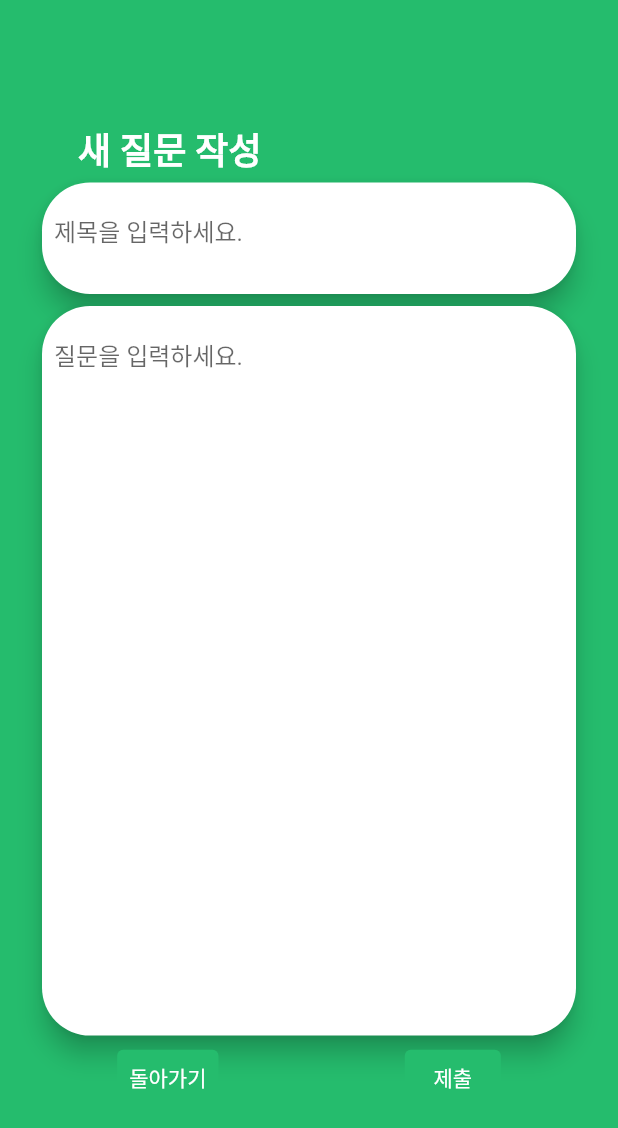
After one commit to adszzz11/Univ-Project-Collection, a Flutter app: the ShowAsk screen opened directly, after a tap on the "add" icon, on a phone screen of 412 x 824 dp. The commit adds this screen. Shown: the top 1128 px of the screen. Run offline on Flutter 3.47's test engine with Material 2 defaults, Android fonts, the phone set to English and light mode, and no system bars; our stand-ins replace dio; missing offline and left inert: jwt_decode.

Commit message:
main / create CreateAskDetail

```diff
--- /dev/null
+++ b/lib/Screens/default/home/ask/ask_create_detail.dart
@@ -0,0 +1,108 @@
+import 'package:flutter/material.dart';
+import 'package:flutter_new/repo/ask.dart';
+import 'package:provider/provider.dart';
+
+import '../../../../constraints.dart';
+import '../../../../secret.dart';
+import '../../../../server.dart';
+
+class CreateAskDetail extends StatelessWidget {
+  TextEditingController _titleController = TextEditingController();
+  TextEditingController _contentController = TextEditingController();
+
+  @override
+  Widget build(BuildContext context) {
+    return Scaffold(
+        resizeToAvoidBottomInset: false,
+        backgroundColor: primaryColor,
+        body: Padding(
+            padding: const EdgeInsets.symmetric(horizontal: 16),
+            child: Column(
+                mainAxisAlignment: MainAxisAlignment.center,
+                crossAxisAlignment: CrossAxisAlignment.start,
+                children: [
+                  Container(
+                    padding: EdgeInsets.symmetric(horizontal: 36, vertical: 0),
+                    child: Text(
+                      '새 질문 작성',
+                      style: TextStyle(
+                          fontSize: 24,
+                          color: Colors.white,
+                          fontWeight: FontWeight.bold),
+                    ),
+                  ),
+                  Container(
+                    width: MediaQuery
+                        .of(context)
+                        .size
+                        .width,
+                    height: MediaQuery
+                        .of(context)
+                        .size
+                        .height * 0.1,
+                    padding: EdgeInsets.symmetric(horizontal: 8),
+                    child: Card(
+                        shape: RoundedRectangleBorder(
+                            borderRadius: BorderRadius.circular(32)),
+                        elevation: 7,
+                        child: Padding(
+                          padding: const EdgeInsets.all(8.0),
+                          child: Container(
+                            child: TextFormField(
+                              controller: _titleController,
+                              maxLines: 30,
+                              validator: primaryValidator,
+                              decoration: InputDecoration(
+                                border: InputBorder.none,
+                                hintText: '제목을 입력하세요.',
+                              ),
+                            ),
+                          ),
+                        )),
+                  ),
+                  Container(
+                    width: MediaQuery
+                        .of(context)
+                        .size
+                        .width,
+                    height: MediaQuery
+                        .of(context)
+                        .size
+                        .height * 0.6,
+                    padding: EdgeInsets.symmetric(horizontal: 8),
+                    child: Card(
+                        shape: RoundedRectangleBorder(
+                            borderRadius: BorderRadius.circular(32)),
+                        elevation: 7,
+                        child: Padding(
+                          padding: const EdgeInsets.all(8.0),
+                          child: Container(
+                            child: TextFormField(
+                              controller: _contentController,
+                              maxLines: 30,
+                              validator: primaryValidator,
+                              decoration: InputDecoration(
+                                border: InputBorder.none,
+                                hintText: '질문을 입력하세요.',
+                              ),
+                            ),
+                          ),
+                        )),
+                  ),
+                  Row(
+                    mainAxisAlignment: MainAxisAlignment.spaceAround,
+                    children: [
+                      buildTextButton(context, Text('돌아가기'), () {
+                        Navigator.pop(context);
+                      }),
+                      buildTextButton(context, Text('제출'), () {
+                        server.getReq(
+                            'createNewAsk', title: _titleController.text,
+                            content: _contentController.text,
+                            context: context);
+                      }),
+                    ],
+                  )
+                ])));
+  }
+}
--- a/lib/Screens/default/home/ask/ask_show.dart
+++ b/lib/Screens/default/home/ask/ask_show.dart
@@ -1,4 +1,5 @@
 import 'package:flutter/material.dart';
+import 'package:flutter_new/Screens/default/home/ask/ask_create_detail.dart';
 import 'package:flutter_new/repo/ask.dart';
 import 'package:provider/provider.dart';
 
@@ -173,12 +174,18 @@ class _ShowAskState extends State<ShowAsk> {
         children: [
           Container(
             padding: EdgeInsets.symmetric(horizontal: 36, vertical: 0),
-            child: Text(
-              '질문게시판',
-              style: TextStyle(
-                  fontSize: 24,
-                  color: Colors.white,
-                  fontWeight: FontWeight.bold),
+            child: Row(
+              mainAxisAlignment: MainAxisAlignment.spaceBetween,
+              children: [
+                Text(
+                  '질문게시판',
+                  style: TextStyle(
+                      fontSize: 24,
+                      color: Colors.white,
+                      fontWeight: FontWeight.bold),
+                ),
+                buildSecondaryTextOnlyButton(context, Icon(Icons.add), () {Navigator.push(context, MaterialPageRoute(builder: (context) =>CreateAskDetail()));})
+              ],
             ),
           ),
           // TextButton(onPressed: () {server.getReq('getPinedBoard');}, child: Text('hi')),
--- a/lib/server.dart
+++ b/lib/server.dart
@@ -41,7 +41,7 @@ class Server {
       askId,
       askComment,
       refAsk,
-      commentId, function}) async {
+      commentId, function, title, content}) async {
     String addr, reqType;
     Map<String, dynamic> data;
     List<Map<String, dynamic>> submitList = [];
@@ -214,6 +214,16 @@ class Server {
           'userId': Secret.getSub
         };
         break;
+      case 'createNewAsk':
+        reqType='post';
+        addr='board/ask';
+        data={
+          'userId':Secret.getSub,
+          'nickname':Secret.nickname,
+          'title':title,
+          'content':content
+        };
+        break;
     }
 
     Response response = await _Req(reqType, addr,
@@ -376,6 +386,10 @@ class Server {
           function;
         }
         break;
+      case 'createNewAsk':
+        print('성공');
+        Navigator.pop(context);
+        break;
     }
   }
 
```
